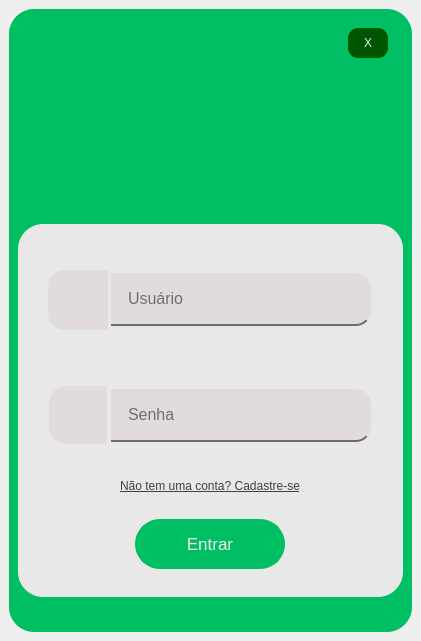
Before: the Qt Designer form PATP/asset_ctrl/previa/login.ui in eduardogm22/controle_patrimonio, drawn with Qt 5.
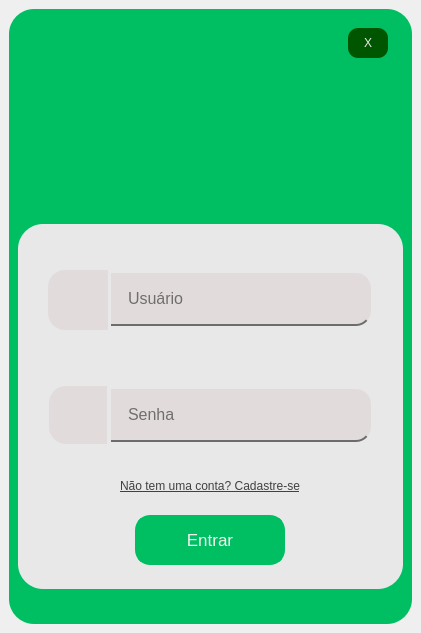
After: the same form once the commit is applied. Icons and pictures are not drawn.

The edit to the form file:
```diff
--- a/PATP/asset_ctrl/previa/login.ui
+++ b/PATP/asset_ctrl/previa/login.ui
@@ -7,7 +7,7 @@
     <x>0</x>
     <y>0</y>
     <width>421</width>
-    <height>641</height>
+    <height>633</height>
    </rect>
   </property>
   <property name="cursor">
@@ -325,8 +325,8 @@
                     <widget class="QLabel" name="label_2">
                      <property name="maximumSize">
                       <size>
-                       <width>47</width>
-                       <height>45</height>
+                       <width>40</width>
+                       <height>40</height>
                       </size>
                      </property>
                      <property name="styleSheet">
@@ -449,7 +449,7 @@
                     <widget class="QLabel" name="label_3">
                      <property name="maximumSize">
                       <size>
-                       <width>40</width>
+                       <width>30</width>
                        <height>35</height>
                       </size>
                      </property>
@@ -643,7 +643,7 @@
                </property>
                <property name="styleSheet">
                 <string notr="true">QPushButton { color: rgb(243, 239, 238);
-	border-radius:25px;		
+	border-radius:15px;		
 	border: 4px solid #00BF63;
 	background-color:#00BF63;
 	font: 13pt &quot;MS Shell Dlg 2&quot;;
```
Left out of the diff: 19 changed lines with no effect on the pictures.
